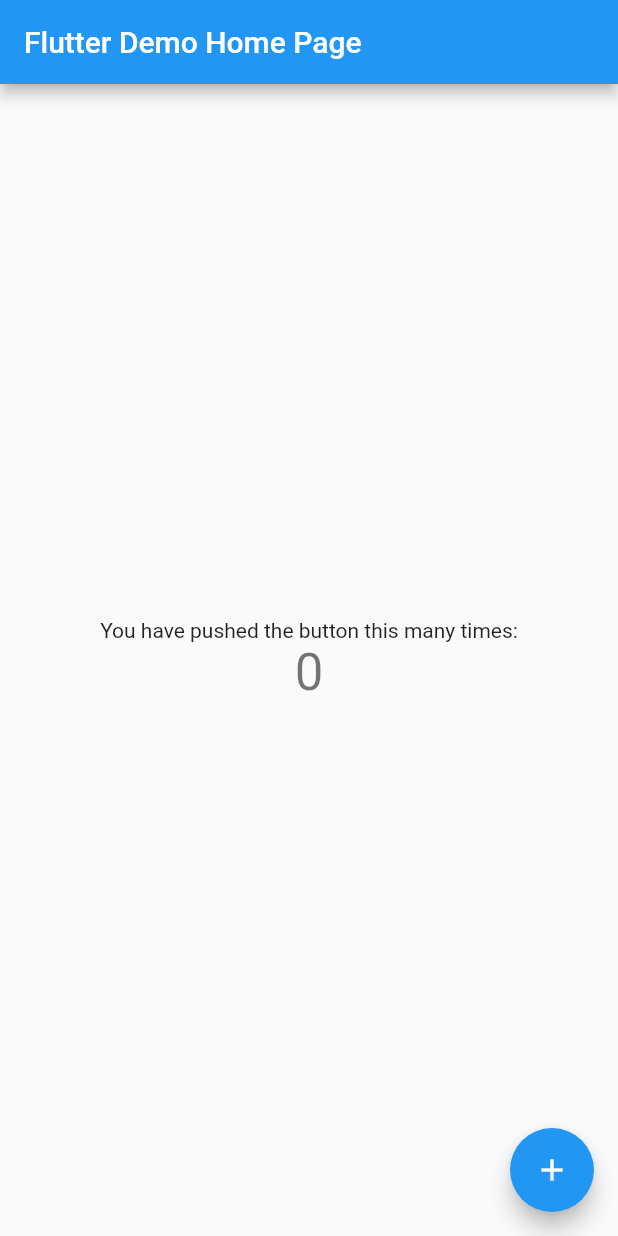
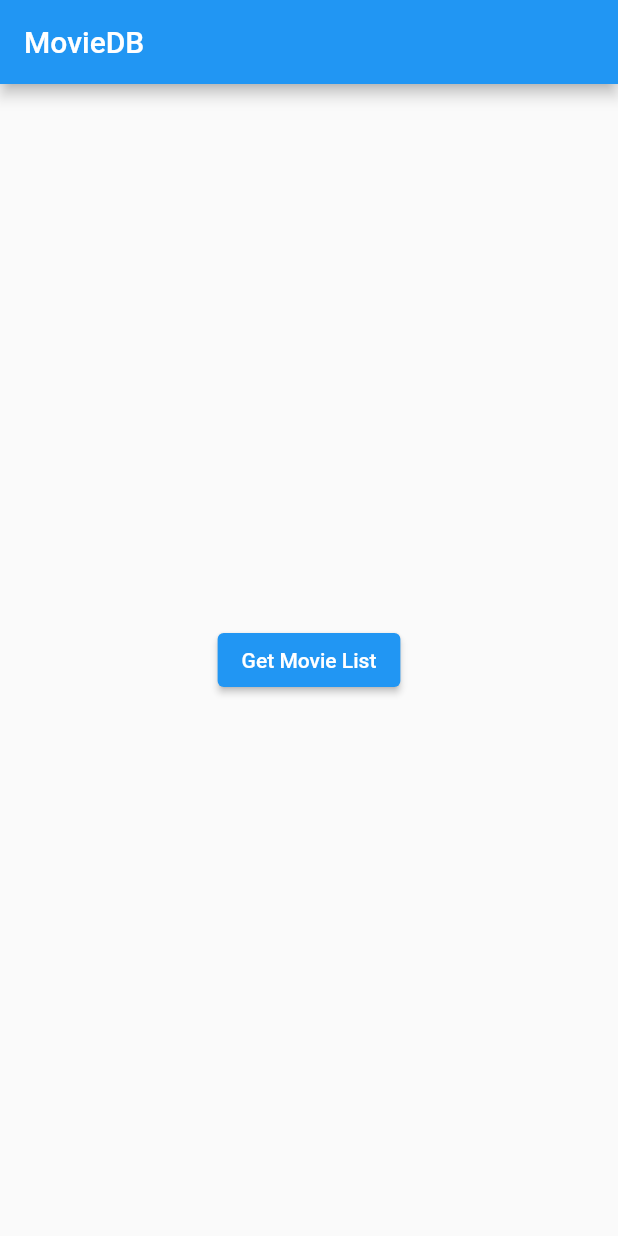
Before and after one commit to FelipeLimaMarques/movie_db_flutter, a Flutter app: the screen it shows after launch, on a phone screen of 412 x 824 dp. Run offline on Flutter 3.47's test engine with Material 2 defaults, Android fonts, the phone set to English and light mode, and no system bars.

Commit message:
add a service to get movie list and remake the screen

```diff
--- a/lib/main.dart
+++ b/lib/main.dart
@@ -1,4 +1,5 @@
 import 'package:flutter/material.dart';
+import 'package:movie_db_flutter/services/list_service.dart';
 
 void main() {
   runApp(const MyApp());
@@ -11,105 +12,23 @@
   @override
   Widget build(BuildContext context) {
     return MaterialApp(
-      title: 'Flutter Demo',
-      theme: ThemeData(
-        // This is the theme of your application.
-        //
-        // Try running your application with "flutter run". You'll see the
-        // application has a blue toolbar. Then, without quitting the app, try
-        // changing the primarySwatch below to Colors.green and then invoke
-        // "hot reload" (press "r" in the console where you ran "flutter run",
-        // or simply save your changes to "hot reload" in a Flutter IDE).
-        // Notice that the counter didn't reset back to zero; the application
-        // is not restarted.
-        primarySwatch: Colors.blue,
-      ),
-      home: const MyHomePage(title: 'Flutter Demo Home Page'),
+      title: 'MovieDB',
+      home: HomeScreen(),
     );
   }
 }
 
-class MyHomePage extends StatefulWidget {
-  const MyHomePage({Key? key, required this.title}) : super(key: key);
-
-  // This widget is the home page of your application. It is stateful, meaning
-  // that it has a State object (defined below) that contains fields that affect
-  // how it looks.
-
-  // This class is the configuration for the state. It holds the values (in this
-  // case the title) provided by the parent (in this case the App widget) and
-  // used by the build method of the State. Fields in a Widget subclass are
-  // always marked "final".
-
-  final String title;
-
-  @override
-  State<MyHomePage> createState() => _MyHomePageState();
-}
-
-class _MyHomePageState extends State<MyHomePage> {
-  int _counter = 0;
-
-  void _incrementCounter() {
-    setState(() {
-      // This call to setState tells the Flutter framework that something has
-      // changed in this State, which causes it to rerun the build method below
-      // so that the display can reflect the updated values. If we changed
-      // _counter without calling setState(), then the build method would not be
-      // called again, and so nothing would appear to happen.
-      _counter++;
-    });
-  }
+class HomeScreen extends StatelessWidget {
+  final ListService listService = ListService();
+  HomeScreen({Key? key}) : super(key: key);
 
   @override
   Widget build(BuildContext context) {
-    // This method is rerun every time setState is called, for instance as done
-    // by the _incrementCounter method above.
-    //
-    // The Flutter framework has been optimized to make rerunning build methods
-    // fast, so that you can just rebuild anything that needs updating rather
-    // than having to individually change instances of widgets.
     return Scaffold(
-      appBar: AppBar(
-        // Here we take the value from the MyHomePage object that was created by
-        // the App.build method, and use it to set our appbar title.
-        title: Text(widget.title),
-      ),
-      body: Center(
-        // Center is a layout widget. It takes a single child and positions it
-        // in the middle of the parent.
-        child: Column(
-          // Column is also a layout widget. It takes a list of children and
-          // arranges them vertically. By default, it sizes itself to fit its
-          // children horizontally, and tries to be as tall as its parent.
-          //
-          // Invoke "debug painting" (press "p" in the console, choose the
-          // "Toggle Debug Paint" action from the Flutter Inspector in Android
-          // Studio, or the "Toggle Debug Paint" command in Visual Studio Code)
-          // to see the wireframe for each widget.
-          //
-          // Column has various properties to control how it sizes itself and
-          // how it positions its children. Here we use mainAxisAlignment to
-          // center the children vertically; the main axis here is the vertical
-          // axis because Columns are vertical (the cross axis would be
-          // horizontal).
-          mainAxisAlignment: MainAxisAlignment.center,
-          children: <Widget>[
-            const Text(
-              'You have pushed the button this many times:',
-            ),
-            Text(
-              '$_counter',
-              style: Theme.of(context).textTheme.headline4,
-            ),
-          ],
-        ),
-      ),
-      floatingActionButton: FloatingActionButton(
-        onPressed: _incrementCounter,
-        tooltip: 'Increment',
-        child: const Icon(Icons.add),
-      ), // This trailing comma makes auto-formatting nicer for build methods.
-    );
+        appBar: AppBar(title: const Text('MovieDB')),
+        body: Center(
+            child: ElevatedButton(
+                onPressed: listService.getMovieList,
+                child: const Text('Get Movie List'))));
   }
 }
--- /dev/null
+++ b/lib/services/list_service.dart
@@ -0,0 +1,22 @@
+import 'package:http/http.dart' as http;
+import 'package:movie_db_flutter/secrets.dart';
+
+class ListService {
+  static const Map<String, String> header = {
+    'Authorization': Secrets.bearerToken,
+    'Content-Type': 'application/json;charset=utf-8',
+  };
+  static const String apiUrl = 'https://api.themoviedb.org/4/list';
+  static const String apiKey = Secrets.apiKey;
+
+  Future<void> getMovieList() async {
+    final Uri url = Uri.parse('$apiUrl/1?api_key=$apiKey');
+    final response = await http.get(url);
+
+    if (response.statusCode == 200) {
+      print(response.body);
+    } else {
+      throw Exception();
+    }
+  }
+}
```
